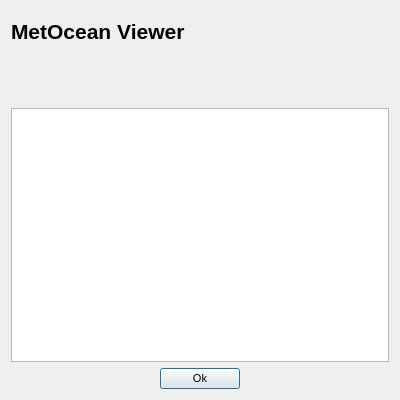
Before: the Qt Designer form ui/about_dialog.ui in zcobell/MetOceanViewer, drawn with Qt 5.
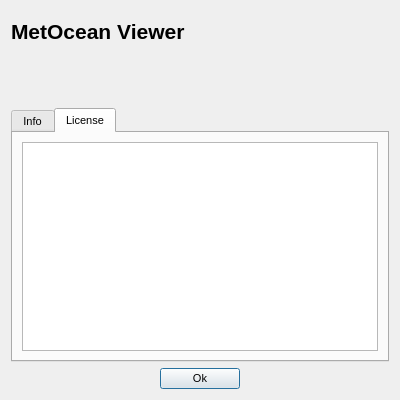
After: the same form once the commit is applied. The open tabs and pages were chosen to show the change. Icons and pictures are not drawn.

The edit to the form file:
```diff
--- a/ui/about_dialog.ui
+++ b/ui/about_dialog.ui
@@ -120,6 +120,23 @@
     </layout>
    </item>
    <item>
+    <widget class="QTabWidget" name="about_tabs">
+     <property name="font">
+      <font>
+       <pointsize>8</pointsize>
+       <weight>50</weight>
+       <bold>false</bold>
+      </font>
+     </property>
+     <property name="currentIndex">
+      <number>0</number>
+     </property>
+     <widget class="QWidget" name="tab_1">
+      <attribute name="title">
+       <string>Info</string>
+      </attribute>
+      <layout class="QVBoxLayout" name="verticalLayout_3">
+       <item>
     <widget class="QTextBrowser" name="text_about">
      <property name="enabled">
       <bool>true</bool>
@@ -141,6 +158,33 @@
      <property name="openExternalLinks">
       <bool>true</bool>
      </property>
+        </widget>
+       </item>
+      </layout>
+     </widget>
+     <widget class="QWidget" name="tab_2">
+      <attribute name="title">
+       <string>License</string>
+      </attribute>
+      <layout class="QVBoxLayout" name="verticalLayout_4">
+       <item>
+        <widget class="QTextBrowser" name="text_license">
+         <property name="font">
+          <font>
+           <family>Arial</family>
+          </font>
+         </property>
+         <property name="html">
+          <string>&lt;!DOCTYPE HTML PUBLIC &quot;-//W3C//DTD HTML 4.0//EN&quot; &quot;http://www.w3.org/TR/REC-html40/strict.dtd&quot;&gt;
+&lt;html&gt;&lt;head&gt;&lt;meta name=&quot;qrichtext&quot; content=&quot;1&quot; /&gt;&lt;style type=&quot;text/css&quot;&gt;
+p, li { white-space: pre-wrap; }
+&lt;/style&gt;&lt;/head&gt;&lt;body style=&quot; font-family:'Arial'; font-size:8pt; font-weight:400; font-style:normal;&quot;&gt;
+&lt;p style=&quot;-qt-paragraph-type:empty; margin-top:0px; margin-bottom:0px; margin-left:0px; margin-right:0px; -qt-block-indent:0; text-indent:0px;&quot;&gt;&lt;br /&gt;&lt;/p&gt;&lt;/body&gt;&lt;/html&gt;</string>
+         </property>
+        </widget>
+       </item>
+      </layout>
+     </widget>
     </widget>
    </item>
    <item>
```
Left out of the diff: 24 changed lines with no effect on the pictures. Lines whose indentation alone changed are shown as unchanged.
